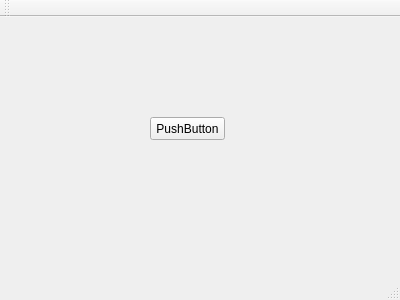
The window that textedittool.ui (JiengupXing/TextEditTool) describes before a commit, drawn with Qt 5.
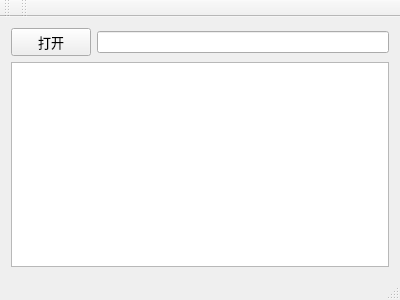
The same window after the commit. Icons and pictures are not drawn.

What changed in the file:
```diff
--- a/textedittool.ui
+++ b/textedittool.ui
@@ -24,19 +24,49 @@
    <bool>true</bool>
   </property>
   <widget class="QWidget" name="centralWidget">
-   <widget class="QPushButton" name="pushButton">
-    <property name="geometry">
-     <rect>
-      <x>150</x>
-      <y>100</y>
-      <width>75</width>
-      <height>23</height>
-     </rect>
-    </property>
-    <property name="text">
-     <string>PushButton</string>
-    </property>
-   </widget>
+   <layout class="QGridLayout" name="gridLayout_2">
+    <item row="1" column="0">
+     <layout class="QGridLayout" name="gridLayout">
+      <property name="sizeConstraint">
+       <enum>QLayout::SetFixedSize</enum>
+      </property>
+      <item row="0" column="1">
+       <widget class="QLineEdit" name="getFileName"/>
+      </item>
+      <item row="0" column="0">
+       <widget class="QPushButton" name="btnOpen">
+        <property name="font">
+         <font>
+          <pointsize>10</pointsize>
+          <weight>50</weight>
+          <bold>false</bold>
+          <underline>false</underline>
+         </font>
+        </property>
+        <property name="text">
+         <string>打开</string>
+        </property>
+        <property name="icon">
+         <iconset resource="resources.qrc">
+          <normaloff>:/new/prefix1/appIcon.svg</normaloff>:/new/prefix1/appIcon.svg</iconset>
+        </property>
+        <property name="autoExclusive">
+         <bool>true</bool>
+        </property>
+        <property name="autoDefault">
+         <bool>false</bool>
+        </property>
+        <property name="default">
+         <bool>false</bool>
+        </property>
+       </widget>
+      </item>
+     </layout>
+    </item>
+    <item row="2" column="0">
+     <widget class="QTextBrowser" name="mainTextout"/>
+    </item>
+   </layout>
   </widget>
   <widget class="QMenuBar" name="menuBar">
    <property name="geometry">
@@ -57,6 +87,17 @@
    </attribute>
   </widget>
   <widget class="QStatusBar" name="statusBar"/>
+  <widget class="QToolBar" name="toolBar">
+   <property name="windowTitle">
+    <string>toolBar</string>
+   </property>
+   <attribute name="toolBarArea">
+    <enum>TopToolBarArea</enum>
+   </attribute>
+   <attribute name="toolBarBreak">
+    <bool>false</bool>
+   </attribute>
+  </widget>
  </widget>
  <layoutdefault spacing="6" margin="11"/>
  <resources>
```
Left out of the diff: 2 changed lines with no effect on the pictures.
